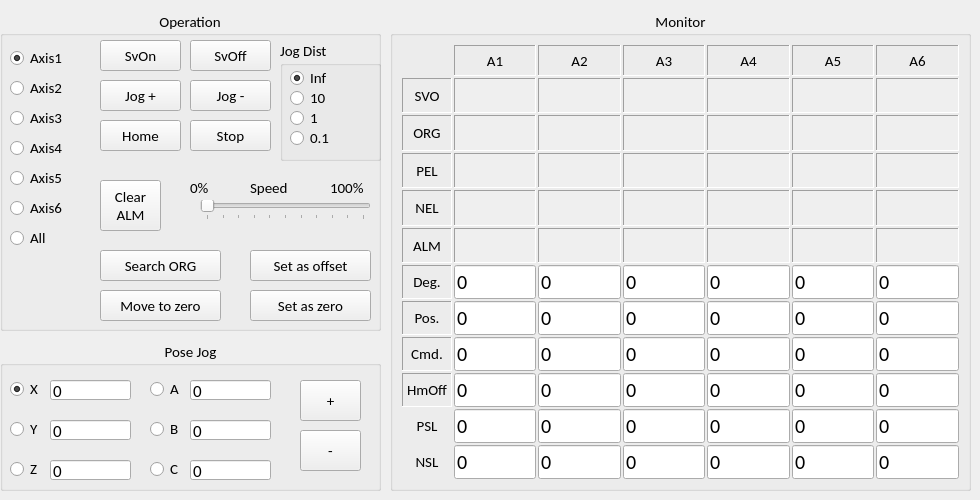
Qt form tpm_sample_code/sample_ui/MainFormUI.ui (ros2TPM/tpm_robot_ros2) before a commit.
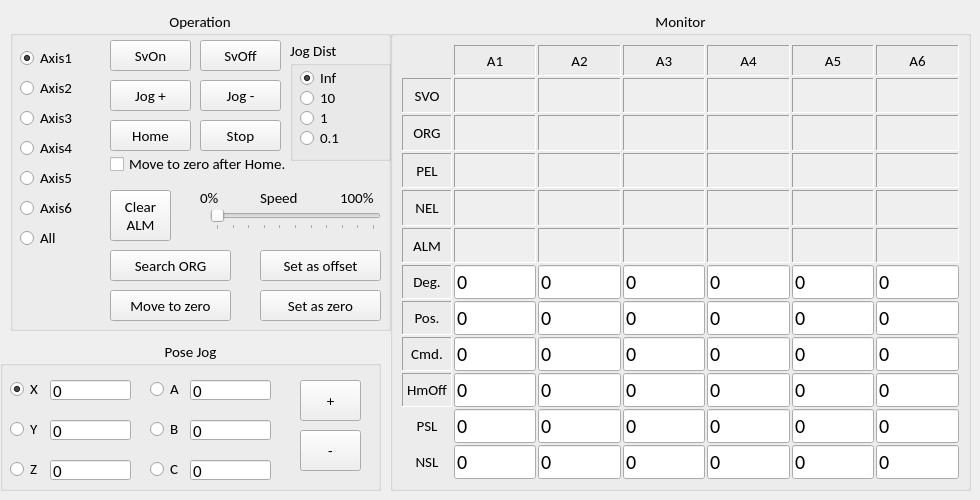
The same form after that commit.

Commit message: Home 會自動MvToZero的功能->改成可選

```diff
--- a/tpm_sample_code/sample_ui/MainFormUI.ui
+++ b/tpm_sample_code/sample_ui/MainFormUI.ui
@@ -29,7 +29,7 @@
    <widget class="QGroupBox" name="grpBox_operation">
     <property name="geometry">
      <rect>
-      <x>0</x>
+      <x>10</x>
       <y>10</y>
       <width>381</width>
       <height>321</height>
@@ -220,7 +220,7 @@
      <property name="geometry">
       <rect>
        <x>100</x>
-       <y>170</y>
+       <y>180</y>
        <width>61</width>
        <height>51</height>
       </rect>
@@ -276,7 +276,7 @@
      <property name="geometry">
       <rect>
        <x>200</x>
-       <y>190</y>
+       <y>200</y>
        <width>171</width>
        <height>20</height>
       </rect>
@@ -301,7 +301,7 @@
      <property name="geometry">
       <rect>
        <x>250</x>
-       <y>170</y>
+       <y>180</y>
        <width>61</width>
        <height>16</height>
       </rect>
@@ -314,7 +314,7 @@
      <property name="geometry">
       <rect>
        <x>330</x>
-       <y>170</y>
+       <y>180</y>
        <width>51</width>
        <height>16</height>
       </rect>
@@ -327,7 +327,7 @@
      <property name="geometry">
       <rect>
        <x>190</x>
-       <y>170</y>
+       <y>180</y>
        <width>51</width>
        <height>16</height>
       </rect>
@@ -426,6 +426,19 @@
       <string>Search ORG</string>
      </property>
     </widget>
+    <widget class="QCheckBox" name="checkBox_mvZeroAfterHm">
+     <property name="geometry">
+      <rect>
+       <x>100</x>
+       <y>145</y>
+       <width>181</width>
+       <height>18</height>
+      </rect>
+     </property>
+     <property name="text">
+      <string>Move to zero after Home.</string>
+     </property>
+    </widget>
    </widget>
    <widget class="QGroupBox" name="grpBox_monitor">
     <property name="geometry">
```
The commit also changes 2 other files.
